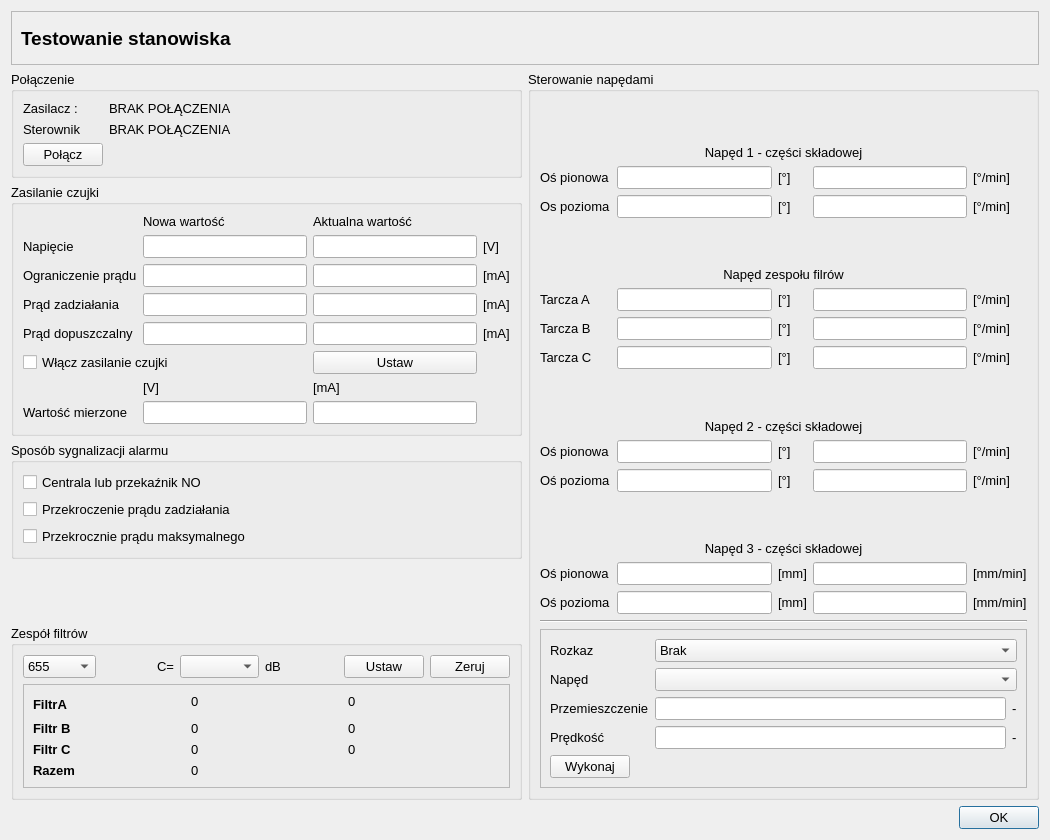
wiacekmarcin/CzujkiLiniowe, file CzujkiLinioweApp/teststanowiskadlg.ui: the form before one commit.
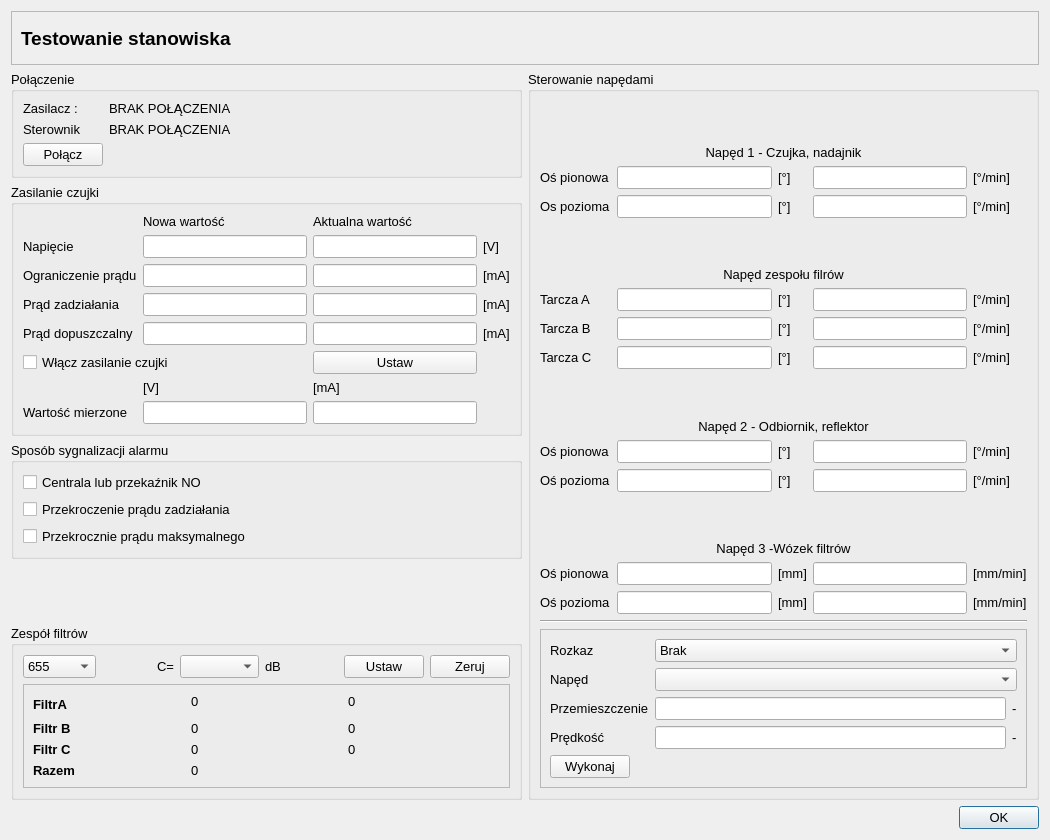
The form after the commit. Icons and pictures are not drawn.

```diff
--- a/CzujkiLinioweApp/teststanowiskadlg.ui
+++ b/CzujkiLinioweApp/teststanowiskadlg.ui
@@ -275,7 +275,7 @@
       <item row="7" column="0" colspan="5">
        <widget class="QLabel" name="label_26">
         <property name="text">
-         <string>Napęd 2 - części składowej</string>
+         <string>Napęd 2 - Odbiornik, reflektor</string>
         </property>
         <property name="alignment">
          <set>Qt::AlignBottom|Qt::AlignHCenter</set>
@@ -348,7 +348,7 @@
       <item row="10" column="0" colspan="5">
        <widget class="QLabel" name="label_33">
         <property name="text">
-         <string>Napęd 3 - części składowej</string>
+         <string>Napęd 3 -Wózek filtrów</string>
         </property>
         <property name="alignment">
          <set>Qt::AlignBottom|Qt::AlignHCenter</set>
@@ -393,7 +393,7 @@
       <item row="0" column="0" colspan="5">
        <widget class="QLabel" name="label_9">
         <property name="text">
-         <string>Napęd 1 - części składowej</string>
+         <string>Napęd 1 - Czujka, nadajnik</string>
         </property>
         <property name="alignment">
          <set>Qt::AlignBottom|Qt::AlignHCenter</set>
```
